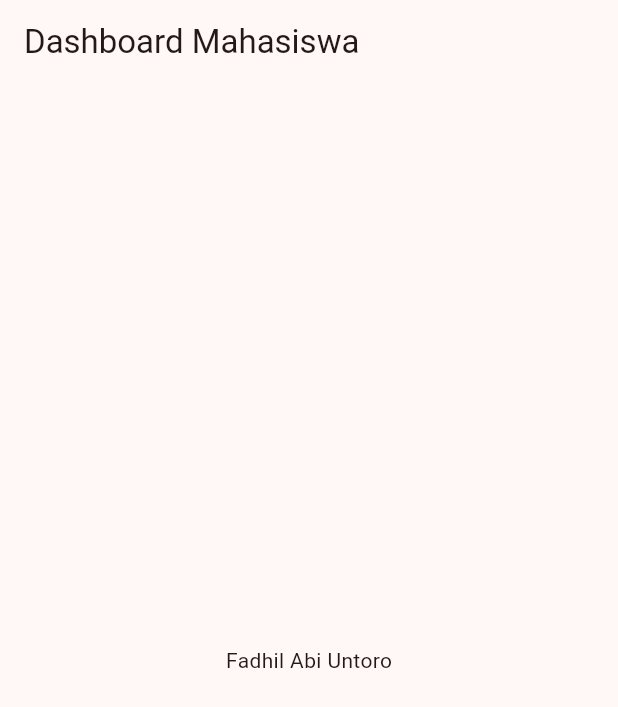
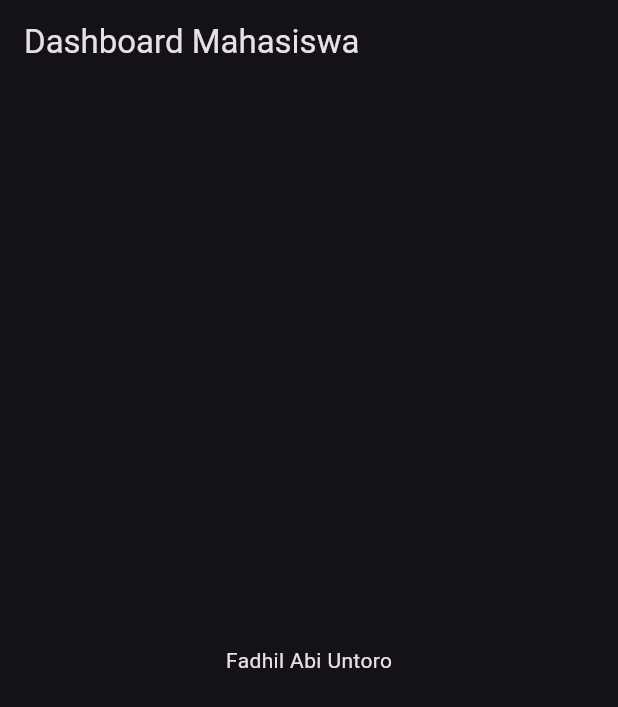
Before and after one commit to fadhilabi22/latihan_tugas_flutter_4, a Flutter app: the screen it shows after launch, on a phone screen of 412 x 824 dp. Shown: the top 707 px of the screen. Run offline on Flutter 3.47's test engine with Material 3 defaults, Android fonts, the phone set to English and light mode, and no system bars.

Commit message:
mengubah theme data menjadi dark mode

```diff
--- a/lib/main.dart
+++ b/lib/main.dart
@@ -13,11 +13,7 @@ class MyWidget extends StatelessWidget {
       title: "Aplikasi Mahasiswa",
       debugShowCheckedModeBanner: false,
       home: MyApp(),
-      theme: ThemeData(colorScheme: ColorScheme.fromSeed(
-      seedColor: Colors.redAccent
-      ),
-      useMaterial3: true
-      ),
+      theme: ThemeData.dark(),
     );
   }
 }
```
